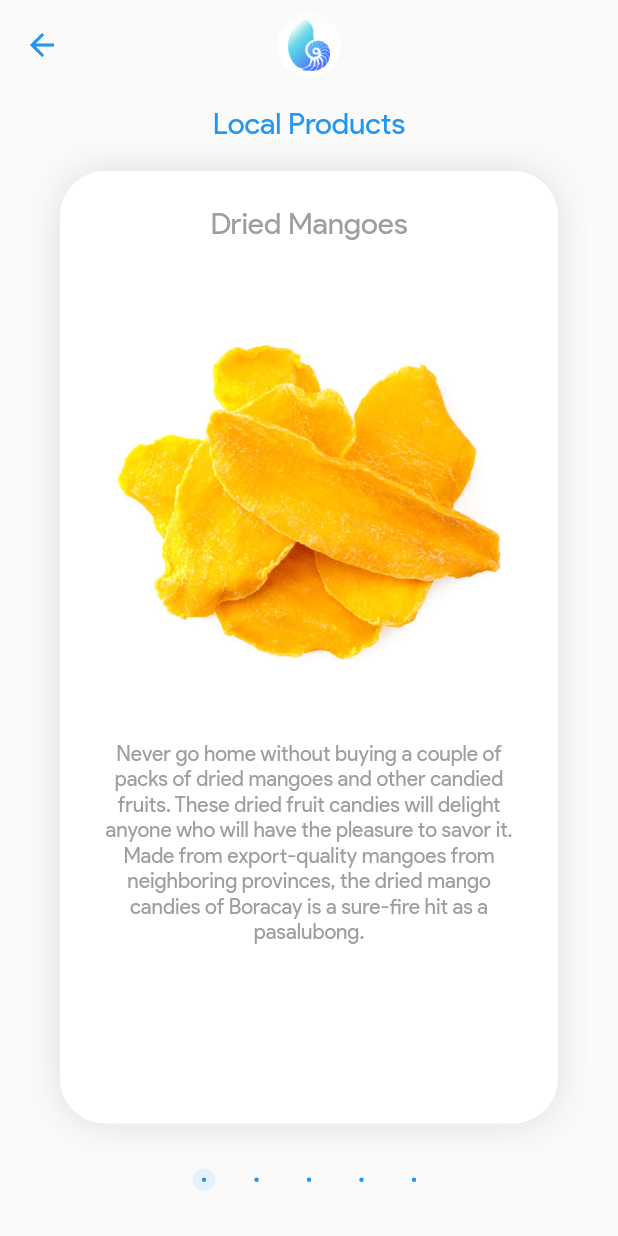
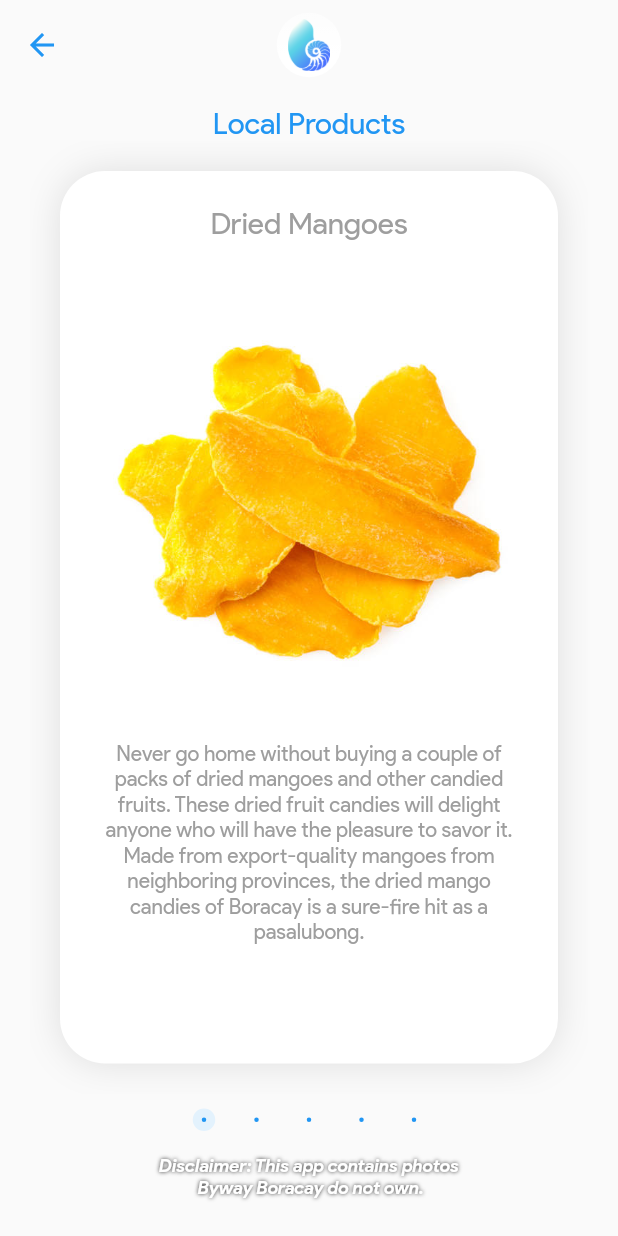
Before and after one commit to jhunanthony/bywayboracay, a Flutter app: the LocalProductsWidgetPage screen opened directly, on a phone screen of 412 x 824 dp. Run offline on Flutter 3.47's test engine with Material 2 defaults, Android fonts, the phone set to English and light mode, and no system bars; drawn by our look-alikes of overlay_support; our stand-ins replace awesome_notifications, bottom_navy_bar, carousel_slider, chips_choice_null_safety, cloud_firestore, expandable and 13 more; missing offline and left inert: filter_list, flutter_phone_direct_caller, flutter_polyline_points, flutter_social_content_share, mailer; accounts and stored records are empty; network calls fail.

Commit message:
add disclaimers

```diff
--- a/lib/widgets/BagPageWidgets/local_products.dart
+++ b/lib/widgets/BagPageWidgets/local_products.dart
@@ -1,6 +1,4 @@
-
 import 'package:flutter/material.dart';
-
 
 import '../Navigation/TopNavBar.dart';
 
@@ -187,6 +185,20 @@ class _LocalProductsWidgetPageState extends State<LocalProductsWidgetPage> {
                                             : Theme.of(context).canvasColor)),
                               ),
                             ))),
+                Padding(
+                  padding: const EdgeInsets.all(5),
+                  child: Text(
+                      'Disclaimer: This app contains photos \n Byway Boracay do not own.',
+                      textAlign: TextAlign.center,
+                      style: TextStyle(
+                          color: Colors.white,
+                          fontStyle: FontStyle.italic,
+                          fontSize: 12,
+                          shadows: <Shadow>[
+                            Shadow(blurRadius: 3.0, color: Colors.grey[900]),
+                          ],
+                          fontWeight: FontWeight.bold)),
+                ),
               ],
             ),
           ))),
--- a/lib/widgets/BagPageWidgets/travelguidelines.dart
+++ b/lib/widgets/BagPageWidgets/travelguidelines.dart
@@ -878,7 +878,9 @@ class TravelGuidelinesState extends State<TravelGuidelines> {
                                     children: [
                                       Card10(),
                                       Card9(),
-                                      Text(
+                                      Padding(
+                                        padding: const EdgeInsets.all(10),
+                                        child: Text(
                                             'Disclaimer: This app contains affiliated links and contacts.',
                                             textAlign: TextAlign.center,
                                             style: TextStyle(
@@ -891,6 +893,7 @@ class TravelGuidelinesState extends State<TravelGuidelines> {
                                                       color: Colors.grey[900]),
                                                 ],
                                                 fontWeight: FontWeight.bold)),
+                                      ),
                                     ],
                                   )),
                             ]);
```
Also changed, not shown: lib/widgets/BagPageWidgets/emergencywidget.dart (+13 -0 lines), lib/widgets/BagPageWidgets/local_events.dart (+14 -2 lines), lib/widgets/BagPageWidgets/local_foods.dart (+14 -2 lines), lib/widgets/BagPageWidgets/tobring.dart (+14 -3 lines), lib/widgets/BagPageWidgets/traveltips.dart (+14 -0 lines). Lines whose indentation alone changed are shown as unchanged.
